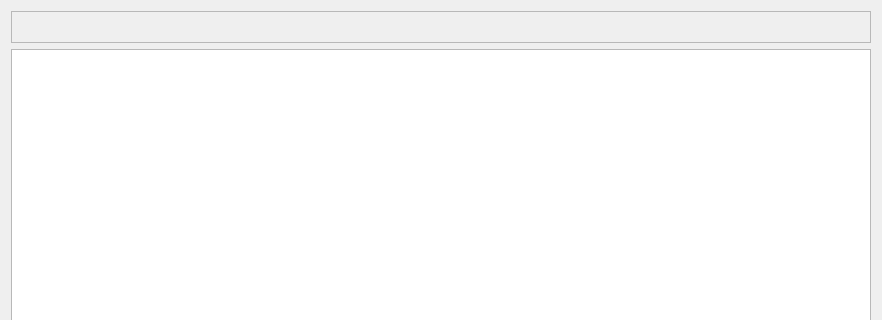
First picture: the form in src/vision_evaluator/ui/image_combiner_panel.ui, repository cogsys-tuebingen/csapex, before the edit; both pictures show x 0 to 882 and y 0 to 320 of the 882 by 720 pixel window.
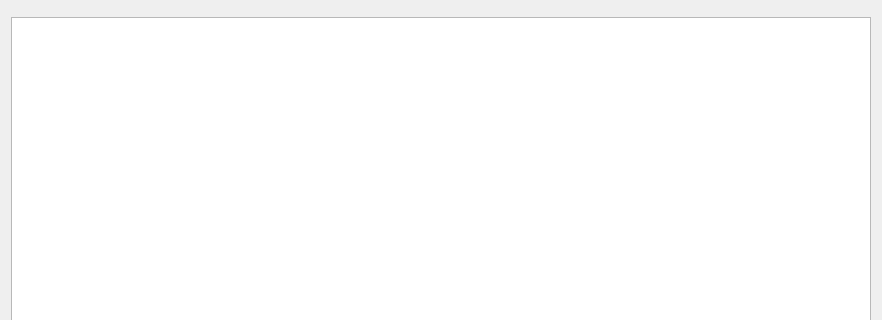
Second picture: the form after the edit.

What changed in the file:
```diff
--- a/src/vision_evaluator/ui/image_combiner_panel.ui
+++ b/src/vision_evaluator/ui/image_combiner_panel.ui
@@ -19,16 +19,10 @@
        <verstretch>0</verstretch>
       </sizepolicy>
      </property>
-     <property name="minimumSize">
-      <size>
-       <width>0</width>
-       <height>32</height>
-      </size>
-     </property>
      <property name="maximumSize">
       <size>
        <width>16777215</width>
-       <height>32</height>
+       <height>36</height>
       </size>
      </property>
      <property name="styleSheet">
```
